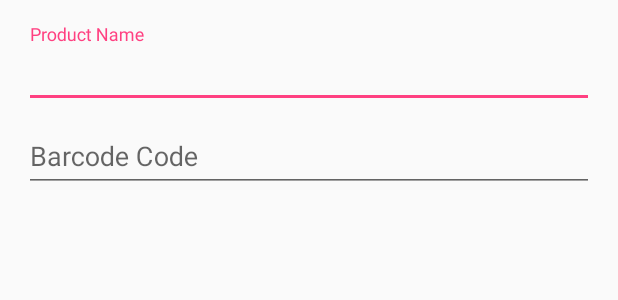
After one commit to George-Atmatsidis/kuaci, an Android app: the layout activity_detail_product.xml on its own in the app's theme, with its tools: preview values and no code run, on a phone screen of 412 x 824 dp. The commit adds this screen. Shown: the top 300 px of the screen. Run offline under Robolectric (Android 15) with nearby library versions, the phone set to English and light mode, and no system bars.

Commit message:
Details Still Error Here

```diff
--- a/app/src/main/AndroidManifest.xml
+++ b/app/src/main/AndroidManifest.xml
@@ -27,8 +27,12 @@
             android:label="@string/title_activity_product"
             android:parentActivityName=".DashboardActivity"
             android:theme="@style/AppTheme.NoActionBar" />
-        <activity android:name=".CreateProductActivity"
+        <activity
+            android:name=".CreateProductActivity"
             android:label="Create Product"
+            android:parentActivityName=".ProductActivity" />
+        <activity android:name=".DetailProduct"
+            android:label="Detail Product"
             android:parentActivityName=".ProductActivity"></activity>
     </application>
 
--- a/app/src/main/java/com/rubahapi/kuaci/ProductActivity.java
+++ b/app/src/main/java/com/rubahapi/kuaci/ProductActivity.java
@@ -68,7 +68,10 @@ public class ProductActivity extends AppCompatActivity {
                 viewHolder.view.setOnClickListener(new View.OnClickListener() {
                     @Override
                     public void onClick(View view) {
-                        Toast.makeText(ProductActivity.this, "You Click on " + getRef(position).getKey(), Toast.LENGTH_SHORT).show();
+//                        Toast.makeText(ProductActivity.this, "You Click on " + getRef(position).getKey(), Toast.LENGTH_SHORT).show();
+                        Intent intent = new Intent(ProductActivity.this, DetailProduct.class);
+                        intent.putExtra("key",getRef(position).getKey());
+                        ProductActivity.this.startActivity(intent);
                     }
                 });
             }
--- /dev/null
+++ b/app/src/main/res/layout/activity_detail_product.xml
@@ -0,0 +1,33 @@
+<?xml version="1.0" encoding="utf-8"?>
+<LinearLayout xmlns:android="http://schemas.android.com/apk/res/android"
+    xmlns:tools="http://schemas.android.com/tools"
+    android:id="@+id/activity_detail_product"
+    android:layout_width="match_parent"
+    android:layout_height="match_parent"
+    android:paddingBottom="@dimen/activity_vertical_margin"
+    android:paddingLeft="@dimen/activity_horizontal_margin"
+    android:paddingRight="@dimen/activity_horizontal_margin"
+    android:paddingTop="@dimen/activity_vertical_margin"
+    android:orientation="vertical"
+    tools:context="com.rubahapi.kuaci.DetailProduct">
+    <android.support.design.widget.TextInputLayout
+        android:layout_width="match_parent"
+        android:layout_height="wrap_content"
+        android:id="@+id/name_edit_wrapper">
+        <EditText
+            android:layout_width="match_parent"
+            android:layout_height="wrap_content"
+            android:id="@+id/name_edit"
+            android:hint="@string/name_edit_hint"/>
+    </android.support.design.widget.TextInputLayout>
+    <android.support.design.widget.TextInputLayout
+        android:layout_width="match_parent"
+        android:layout_height="wrap_content"
+        android:id="@+id/barcode_edit_wrapper">
+        <EditText
+            android:layout_width="match_parent"
+            android:layout_height="wrap_content"
+            android:id="@+id/barcode_edit"
+            android:hint="@string/barcode_edit_hint"/>
+    </android.support.design.widget.TextInputLayout>
+</LinearLayout>
```
Also changed, not shown: app/src/main/java/com/rubahapi/kuaci/DetailProduct.java (added, +66 -0 lines).
